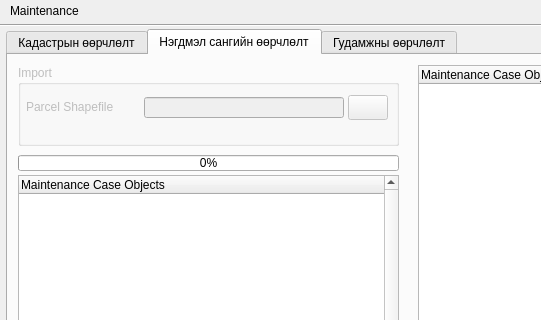
teamlm2/lm2_mgis, file view/CreateCaseDialog.ui: the form before one commit; both pictures show x 0 to 541 and y 0 to 320 of the 800 by 550 pixel window.
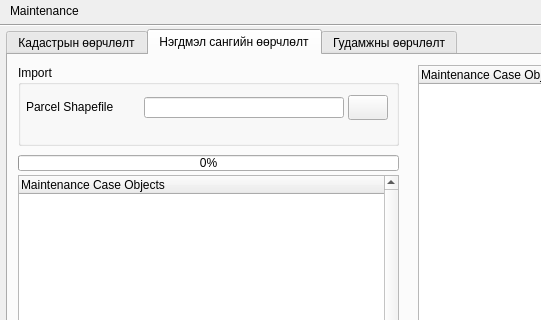
The form after the commit. Icons and pictures are not drawn.

```diff
--- a/view/CreateCaseDialog.ui
+++ b/view/CreateCaseDialog.ui
@@ -671,7 +671,7 @@
     </attribute>
     <widget class="QGroupBox" name="import_landuse_groupbox">
      <property name="enabled">
-      <bool>false</bool>
+      <bool>true</bool>
      </property>
      <property name="geometry">
       <rect>
@@ -712,7 +712,7 @@
      </widget>
      <widget class="QPushButton" name="open_landuse_parcel_file_button">
       <property name="enabled">
-       <bool>false</bool>
+       <bool>true</bool>
       </property>
       <property name="geometry">
        <rect>
```
